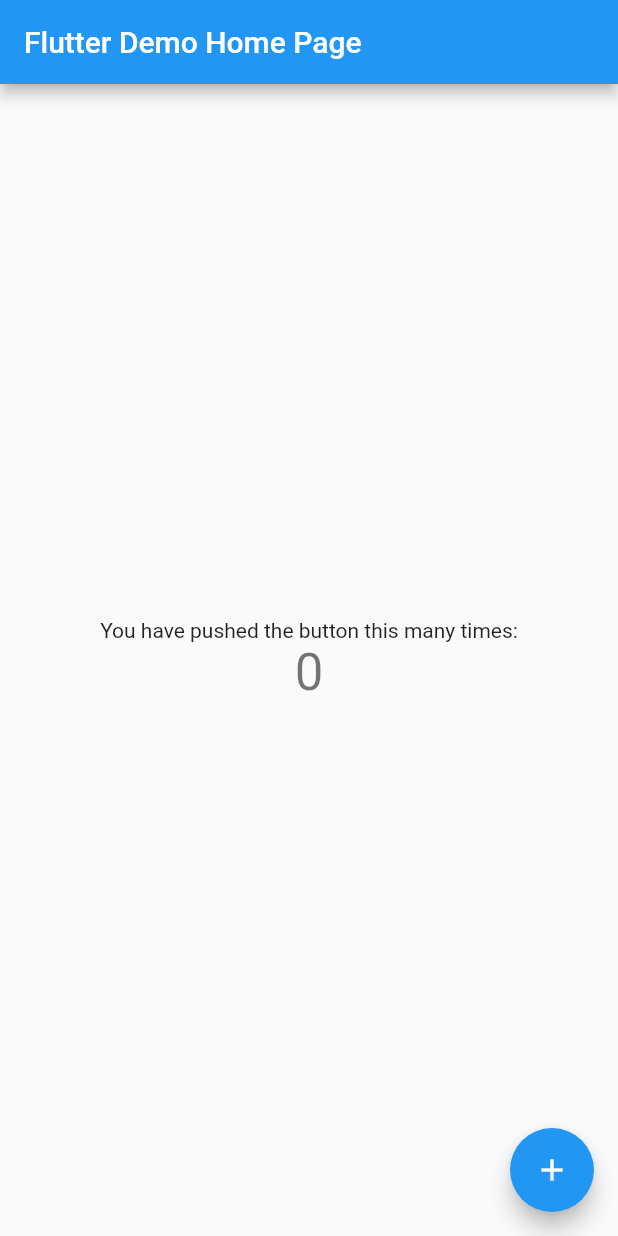
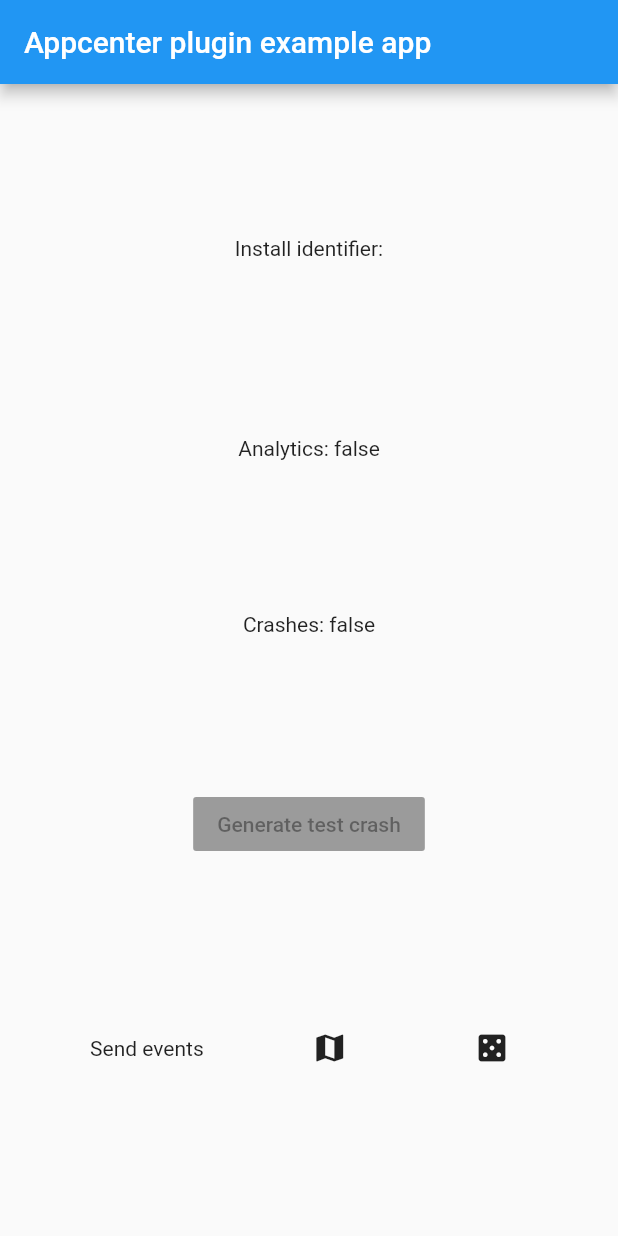
Before and after one commit to nhancv/newbie_flutter, a Flutter app: the screen it shows after launch, on a phone screen of 412 x 824 dp. Run offline on Flutter 3.47's test engine with Material 2 defaults, Android fonts, the phone set to English and light mode, and no system bars; missing offline and left inert: appcenter, appcenter_analytics, appcenter_crashes.

Commit message:
integrate app center

```diff
--- a/lib/main.dart
+++ b/lib/main.dart
@@ -1,42 +1,109 @@
 import 'package:flutter/material.dart';
+import 'package:appcenter/appcenter.dart';
+import 'package:appcenter_analytics/appcenter_analytics.dart';
+import 'package:appcenter_crashes/appcenter_crashes.dart';
+import 'package:flutter/foundation.dart' show defaultTargetPlatform;
+import 'package:flutter/foundation.dart' show TargetPlatform;
 
-void main() => runApp(MyApp());
+void main() async {
+  WidgetsFlutterBinding.ensureInitialized();
+  // @nhancv 10/23/2019: Config app center
+  final ios = defaultTargetPlatform == TargetPlatform.iOS;
+  String appSecret = ios
+      ? "4cb4378e-4215-44cf-95ef-00f632f9768d"
+      : "7bf597b6-7525-428f-b13e-ba182d3f7972";
+  await AppCenter.start(
+      appSecret, [AppCenterAnalytics.id, AppCenterCrashes.id]);
+
+  runApp(MyApp());
+}
 
 class MyApp extends StatelessWidget {
-  // This widget is the root of your application.
   @override
   Widget build(BuildContext context) {
     return MaterialApp(
       title: 'Flutter Demo',
       theme: ThemeData(
-        // This is the theme of your application.
-        //
-        // Try running your application with "flutter run". You'll see the
-        // application has a blue toolbar. Then, without quitting the app, try
-        // changing the primarySwatch below to Colors.green and then invoke
-        // "hot reload" (press "r" in the console where you ran "flutter run",
-        // or simply save your changes to "hot reload" in a Flutter IDE).
-        // Notice that the counter didn't reset back to zero; the application
-        // is not restarted.
         primarySwatch: Colors.blue,
       ),
-      home: MyHomePage(title: 'Flutter Demo Home Page'),
+      home: CrashHome(),
+    );
+  }
+}
+
+class CrashHome extends StatefulWidget {
+  @override
+  _CrashHomeState createState() => _CrashHomeState();
+}
+
+class _CrashHomeState extends State<CrashHome> {
+  String _installId = 'Unknown';
+  bool _areAnalyticsEnabled = false, _areCrashesEnabled = false;
+
+  @override
+  initState() {
+    super.initState();
+    initPlatformState();
+  }
+
+  initPlatformState() async {
+    if (!mounted) return;
+
+    var installId = await AppCenter.installId;
+    var areAnalyticsEnabled = await AppCenterAnalytics.isEnabled;
+    var areCrashesEnabled = await AppCenterCrashes.isEnabled;
+
+    setState(() {
+      _installId = installId;
+      _areAnalyticsEnabled = areAnalyticsEnabled;
+      _areCrashesEnabled = areCrashesEnabled;
+    });
+  }
+
+  @override
+  Widget build(BuildContext context) {
+    return Scaffold(
+      appBar: AppBar(
+        title: Text('Appcenter plugin example app'),
+      ),
+      body: Column(
+        mainAxisAlignment: MainAxisAlignment.spaceEvenly,
+        children: [
+          Text('Install identifier:\n $_installId'),
+          Text('Analytics: $_areAnalyticsEnabled'),
+          Text('Crashes: $_areCrashesEnabled'),
+          RaisedButton(
+            child: Text('Generate test crash'),
+            onPressed: AppCenterCrashes.generateTestCrash,
+          ),
+          Row(
+            mainAxisAlignment: MainAxisAlignment.spaceEvenly,
+            children: [
+              Text('Send events'),
+              IconButton(
+                icon: Icon(Icons.map),
+                tooltip: 'map',
+                onPressed: () {
+                  AppCenterAnalytics.trackEvent("map");
+                },
+              ),
+              IconButton(
+                icon: Icon(Icons.casino),
+                tooltip: 'casino',
+                onPressed: () {
+                  AppCenterAnalytics.trackEvent("casino", {"dollars": "10"});
+                },
+              ),
+            ],
+          ),
+        ],
+      ),
     );
   }
 }
 
 class MyHomePage extends StatefulWidget {
   MyHomePage({Key key, this.title}) : super(key: key);
-
-  // This widget is the home page of your application. It is stateful, meaning
-  // that it has a State object (defined below) that contains fields that affect
-  // how it looks.
-
-  // This class is the configuration for the state. It holds the values (in this
-  // case the title) provided by the parent (in this case the App widget) and
-  // used by the build method of the State. Fields in a Widget subclass are
-  // always marked "final".
-
   final String title;
 
   @override
@@ -48,47 +115,18 @@ class _MyHomePageState extends State<MyHomePage> {
 
   void _incrementCounter() {
     setState(() {
-      // This call to setState tells the Flutter framework that something has
-      // changed in this State, which causes it to rerun the build method below
-      // so that the display can reflect the updated values. If we changed
-      // _counter without calling setState(), then the build method would not be
-      // called again, and so nothing would appear to happen.
       _counter++;
     });
   }
 
   @override
   Widget build(BuildContext context) {
-    // This method is rerun every time setState is called, for instance as done
-    // by the _incrementCounter method above.
-    //
-    // The Flutter framework has been optimized to make rerunning build methods
-    // fast, so that you can just rebuild anything that needs updating rather
-    // than having to individually change instances of widgets.
     return Scaffold(
       appBar: AppBar(
-        // Here we take the value from the MyHomePage object that was created by
-        // the App.build method, and use it to set our appbar title.
         title: Text(widget.title),
       ),
       body: Center(
-        // Center is a layout widget. It takes a single child and positions it
-        // in the middle of the parent.
         child: Column(
-          // Column is also a layout widget. It takes a list of children and
-          // arranges them vertically. By default, it sizes itself to fit its
-          // children horizontally, and tries to be as tall as its parent.
-          //
-          // Invoke "debug painting" (press "p" in the console, choose the
-          // "Toggle Debug Paint" action from the Flutter Inspector in Android
-          // Studio, or the "Toggle Debug Paint" command in Visual Studio Code)
-          // to see the wireframe for each widget.
-          //
-          // Column has various properties to control how it sizes itself and
-          // how it positions its children. Here we use mainAxisAlignment to
-          // center the children vertically; the main axis here is the vertical
-          // axis because Columns are vertical (the cross axis would be
-          // horizontal).
           mainAxisAlignment: MainAxisAlignment.center,
           children: <Widget>[
             Text(
```
Also changed, not shown: pubspec.yaml (+12 -54 lines), pubspec.lock, 7 other files.
